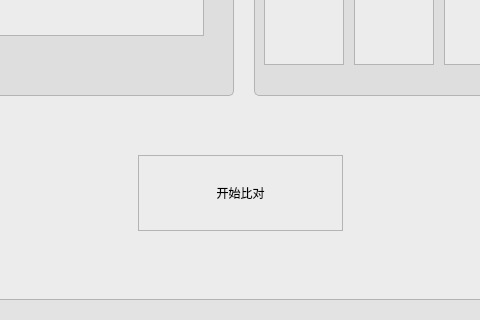
The window that UIModule/faceidentitydiscern.ui (zhangjianscc/ZMClient) describes before a commit, drawn with Qt 5; both pictures show x 86 to 566 and y 400 to 720 of the 1100 by 720 pixel window.
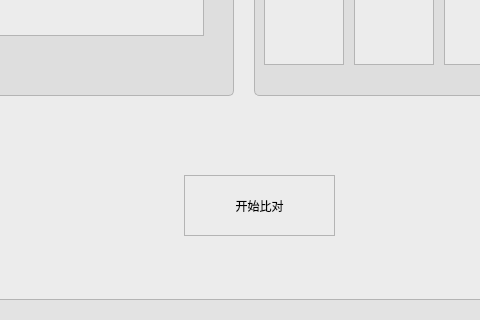
The same window after the commit. Icons and pictures are not drawn.

Diff of the .ui file:
```diff
--- a/UIModule/faceidentitydiscern.ui
+++ b/UIModule/faceidentitydiscern.ui
@@ -391,10 +391,10 @@
          <widget class="QPushButton" name="btnBeginCompare">
           <property name="geometry">
            <rect>
-            <x>214</x>
-            <y>510</y>
-            <width>205</width>
-            <height>76</height>
+            <x>260</x>
+            <y>530</y>
+            <width>151</width>
+            <height>61</height>
            </rect>
           </property>
           <property name="text">
```
